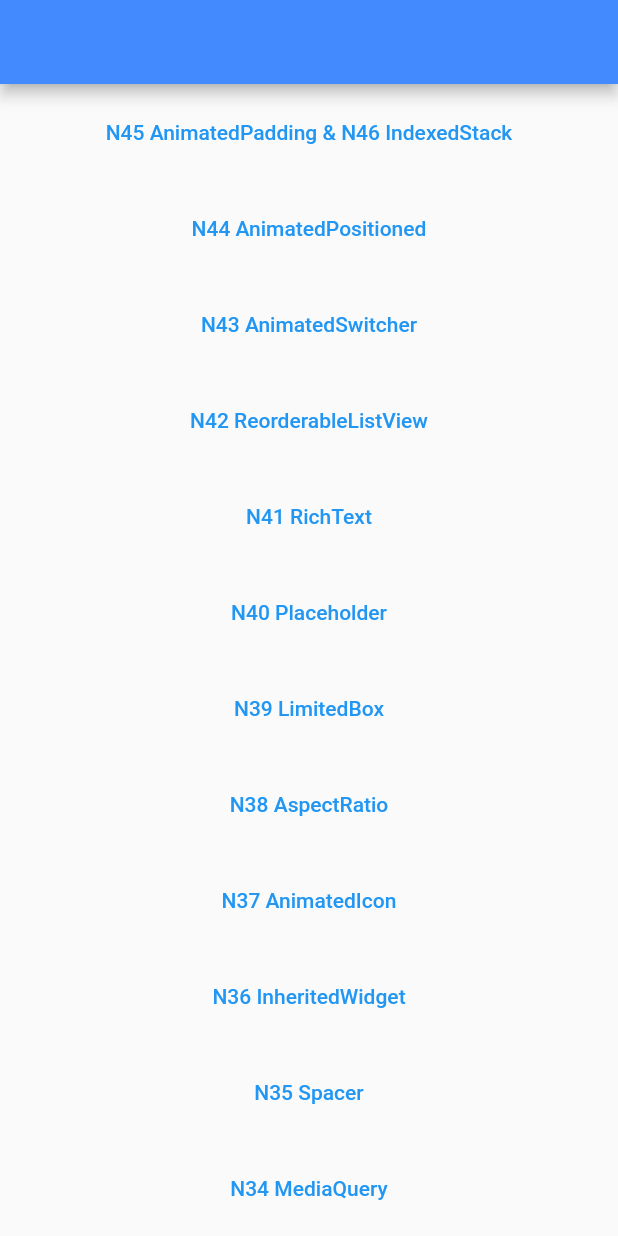
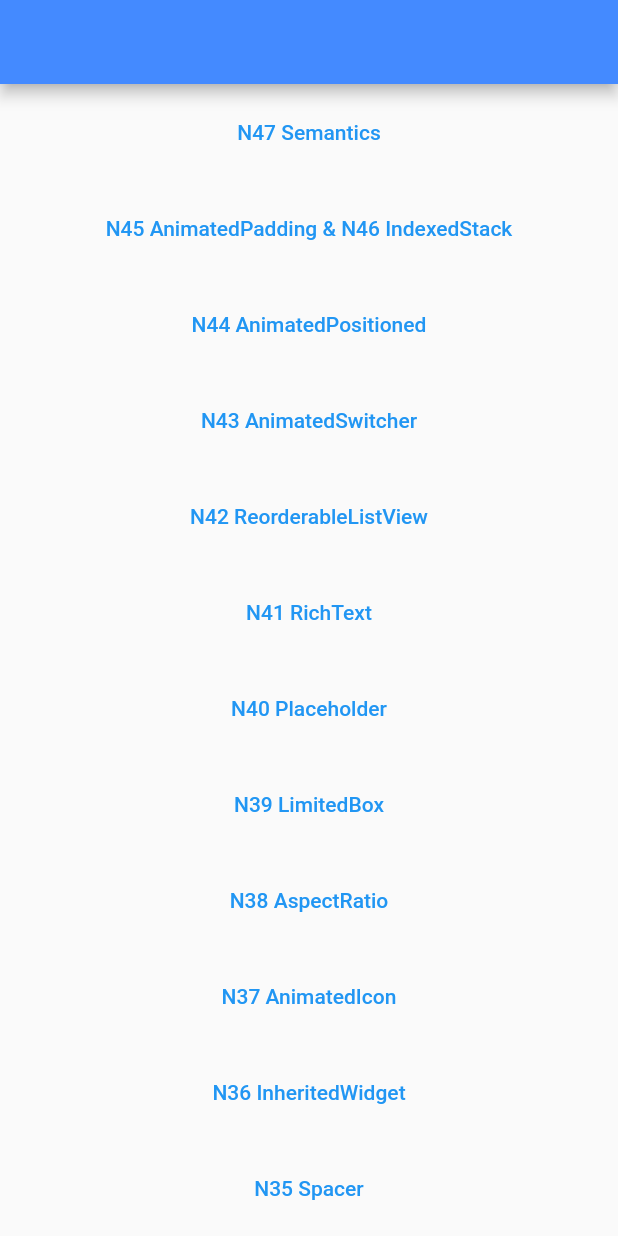
Before and after one commit to ychsue/my_flutter_test, a Flutter app: the screen it shows after launch, on a phone screen of 412 x 824 dp. Run offline on Flutter 3.47's test engine with Material 2 defaults, Android fonts, the phone set to English and light mode, and no system bars; our stand-ins replace bloc, flutter_bloc, get, transparent_image; missing offline and left inert: resizable_widget; Roboto replaces fonts that are missing (Georgia).

Commit message:
`Semantics` 感覺有用，但實在沒感覺。

```diff
--- a/lib/src/app.dart
+++ b/lib/src/app.dart
@@ -16,6 +16,7 @@ App() => GetMaterialApp(
       defaultTransition: Transition.fade,
       // initialBinding: SplashBinding(),
       getPages: AppPages.pages,
+      // showSemanticsDebugger: true,
       // home: HomeScreen(),
     );
 
--- a/lib/src/route/app_pages.dart
+++ b/lib/src/route/app_pages.dart
@@ -32,6 +32,7 @@ import 'package:test2/src/route/main_screens/n42_reorderable_list_view.dart';
 import 'package:test2/src/route/main_screens/n43_animated_switcher.dart';
 import 'package:test2/src/route/main_screens/n44_animated_positioned.dart';
 import 'package:test2/src/route/main_screens/n45_n46_animated_padding_and_indexed_stack.dart';
+import 'package:test2/src/route/main_screens/n47_semantics.dart';
 import 'package:test2/src/route/main_screens/sliver_screen.dart';
 import 'package:test2/src/route/main_screens/unknown_screen.dart';
 import 'package:test2/src/route/main_screens/welcome_screen.dart';
@@ -76,10 +77,15 @@ enum Routes {
   n43_animated_switcher,
   n44_animated_positioned,
   n45_n46_animated_padding_and_indexed_stack,
+  n47_semantics,
 }
 
 abstract class AppPages {
   static final pages = [
+    GetPage(
+      name: Routes.n47_semantics.toLocation,
+      page: () => N47SemanticsScreen(),
+    ),
     GetPage(
       name: Routes.n45_n46_animated_padding_and_indexed_stack.toLocation,
       page: () => N45N46AnimatedPaddingAndIndexedStackScreen(),
--- a/lib/src/route/main_screens/get_home_screen.dart
+++ b/lib/src/route/main_screens/get_home_screen.dart
@@ -14,6 +14,12 @@ class GetHomeScreen extends StatelessWidget {
           child: Container(
         child: ListView(
           children: [
+            Container(
+              margin: EdgeInsets.all(8.0),
+              child: TextButton(
+                  onPressed: () => Get.toNamed(Routes.n47_semantics.toLocation),
+                  child: Text("N47 Semantics")),
+            ),
             Container(
               margin: EdgeInsets.all(8.0),
               child: TextButton(
```
Also changed, not shown: lib/src/route/main_screens/n47_semantics.dart (added, +47 -0 lines), 1 other file.
